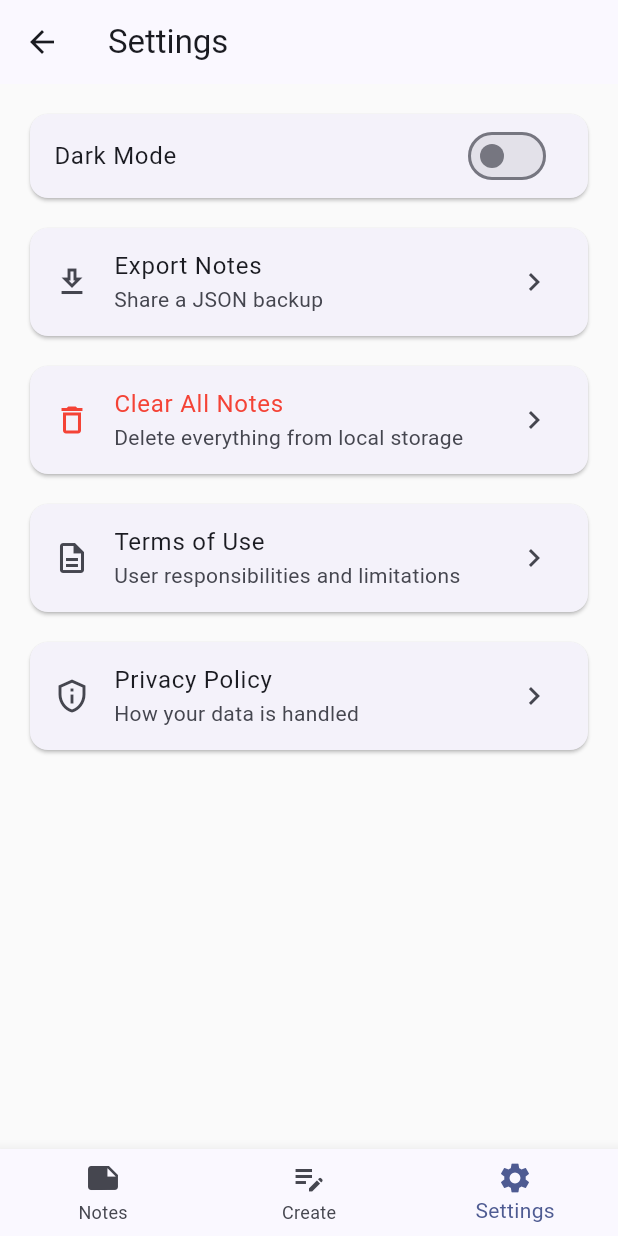
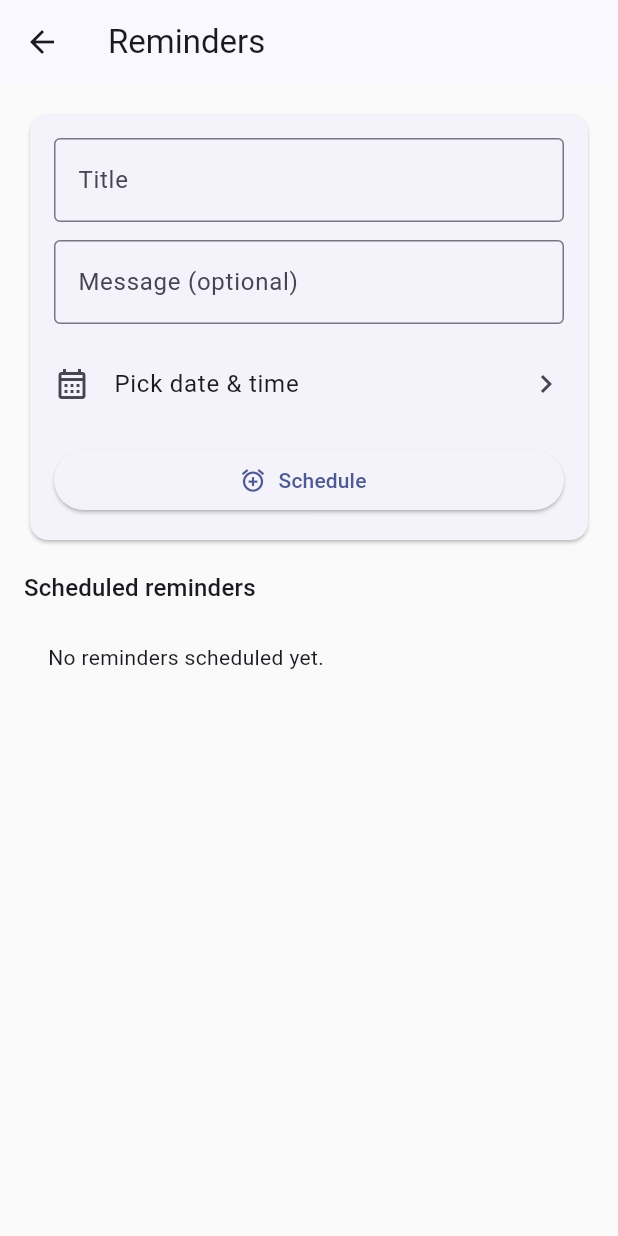
Before and after one commit to JPA-Elite/StickManRunApp, a Flutter app: the screen it shows after launch, item 3 of the bottom bar chosen, on a phone screen of 412 x 824 dp. Run offline on Flutter 3.47's test engine with Material 3 defaults, Android fonts, the phone set to English and light mode, and no system bars; our stand-ins replace file_picker, flutter_local_notifications, flutter_native_timezone, local_auth, open_filex, share_plus and 2 more; missing offline and left inert: flutter_quill.

Commit message:
feat: Implement reminders feature with local notifications and UI integration

```diff
--- a/flutter_app/lib/app/notebook_app.dart
+++ b/flutter_app/lib/app/notebook_app.dart
@@ -3,14 +3,19 @@ import 'package:flutter_localizations/flutter_localizations.dart';
 import 'package:flutter_quill/flutter_quill.dart';
 import 'package:shared_preferences/shared_preferences.dart';
 
+import 'package:timezone/timezone.dart' as tz;
+
 import '../data/notes_repository.dart';
+import '../data/reminders_repository.dart';
 import '../state/theme_controller.dart';
+import '../services/local_notifications_service.dart';
 import '../screens/notes_list_screen.dart';
 import '../screens/create_note_screen.dart';
 import '../screens/note_detail_screen.dart';
 import '../screens/settings_screen.dart';
 import '../screens/privacy_policy_screen.dart';
 import '../screens/terms_of_use_screen.dart';
+import '../screens/reminders_screen.dart';
 
 class NotebookApp extends StatefulWidget {
   const NotebookApp({super.key});
@@ -22,6 +27,7 @@ class NotebookApp extends StatefulWidget {
 class _NotebookAppState extends State<NotebookApp> {
   bool _bootstrapped = false;
   late final NotesRepository _notesRepository;
+  late final RemindersRepository _remindersRepository;
   late final ThemeController _themeController;
 
   @override
@@ -33,10 +39,37 @@ class _NotebookAppState extends State<NotebookApp> {
   Future<void> _bootstrap() async {
     final prefs = await SharedPreferences.getInstance();
     _notesRepository = NotesRepository(prefs: prefs);
+    _remindersRepository = RemindersRepository(prefs: prefs);
     _themeController = ThemeController(prefs: prefs);
 
     // Purge expired scheduled deletes on startup.
     await _notesRepository.purgeExpiredScheduledDeletes();
+
+    // Initialize reminders notifications + reschedule from local storage.
+    final notifications = LocalNotificationsService();
+    await notifications.init();
+    await notifications.requestPermissions();
+
+    await _remindersRepository.purgeExpiredReminders();
+
+    final now = DateTime.now();
+    final reminders = await _remindersRepository.getReminders();
+    for (final r in reminders) {
+      if (r.scheduledAt.isBefore(now)) continue;
+
+      final reminderId = int.tryParse(r.id);
+      if (reminderId == null) continue;
+
+      final scheduled = tz.TZDateTime.from(r.scheduledAt, tz.local);
+
+      await notifications.scheduleOneShot(
+        id: reminderId,
+        title: r.title,
+        body: r.message.isEmpty ? 'Reminder' : r.message,
+        scheduledDate: scheduled,
+        payload: r.id,
+      );
+    }
 
     if (!mounted) return;
     setState(() {
@@ -124,6 +157,16 @@ class _NotebookAppState extends State<NotebookApp> {
               );
             }
 
+            if (settings.name == '/reminders') {
+              return PageRouteBuilder(
+                transitionDuration: Duration.zero,
+                reverseTransitionDuration: Duration.zero,
+                pageBuilder: (context, _, __) => RemindersScreen(
+                  remindersRepository: _remindersRepository,
+                ),
+              );
+            }
+
             if (settings.name == '/note') {
               final id = settings.arguments as String;
               return MaterialPageRoute(
--- /dev/null
+++ b/flutter_app/lib/data/reminders_repository.dart
@@ -0,0 +1,86 @@
+import 'dart:convert';
+import 'dart:io';
+
+import 'package:flutter/foundation.dart';
+import 'package:path_provider/path_provider.dart';
+import 'package:shared_preferences/shared_preferences.dart';
+
+import '../models/reminder.dart';
+
+class RemindersRepository {
+  static const String _remindersKey = 'reminders';
+  static const String _remindersFileName = 'reminders.json';
+
+  final SharedPreferences prefs;
+
+  const RemindersRepository({required this.prefs});
+
+  Future<String?> _readRaw() async {
+    if (kIsWeb) {
+      return prefs.getString(_remindersKey);
+    }
+
+    final dir = await getApplicationDocumentsDirectory();
+    final file = File('${dir.path}/$_remindersFileName');
+    if (!await file.exists()) return null;
+    return file.readAsString();
+  }
+
+  Future<void> _writeRaw(String raw) async {
+    if (kIsWeb) {
+      await prefs.setString(_remindersKey, raw);
+      return;
+    }
+
+    final dir = await getApplicationDocumentsDirectory();
+    final file = File('${dir.path}/$_remindersFileName');
+    await file.writeAsString(raw, flush: true);
+  }
+
+  Future<List<Reminder>> getReminders() async {
+    final raw = await _readRaw();
+    if (raw == null || raw.isEmpty) return const [];
+
+    return Reminder.listFromJsonString(raw);
+  }
+
+  Future<void> saveReminders(List<Reminder> reminders) async {
+    final encoded = Reminder.listToJsonString(reminders);
+    await _writeRaw(encoded);
+  }
+
+  Future<void> addReminder(Reminder reminder) async {
+    final reminders = await getReminders();
+    final updated = [reminder, ...reminders];
+    await saveReminders(updated);
+  }
+
+  Future<void> deleteReminder(String reminderId) async {
+    final reminders = await getReminders();
+    final next =
+        reminders.where((r) => r.id != reminderId).toList(growable: false);
+    await saveReminders(next);
+  }
+
+  /// Removes reminders that are already in the past.
+  /// Returns the number removed.
+  Future<int> purgeExpiredReminders() async {
+    final reminders = await getReminders();
+    final now = DateTime.now();
+
+    final kept = <Reminder>[];
+    var removed = 0;
+
+    for (final r in reminders) {
+      if (r.scheduledAt.isBefore(now)) {
+        removed++;
+      } else {
+        kept.add(r);
+      }
+    }
+
+    if (removed <= 0) return 0;
+    await saveReminders(kept);
+    return removed;
+  }
+}
--- /dev/null
+++ b/flutter_app/lib/models/reminder.dart
@@ -0,0 +1,48 @@
+import 'dart:convert';
+
+class Reminder {
+  final String id;
+  final String title;
+  final String message;
+  final DateTime scheduledAt;
+  final DateTime createdAt;
+
+  const Reminder({
+    required this.id,
+    required this.title,
+    required this.message,
+    required this.scheduledAt,
+    required this.createdAt,
+  });
+
+  Map<String, dynamic> toJson() => {
+        'id': id,
+        'title': title,
+        'message': message,
+        'scheduledAtIso': scheduledAt.toIso8601String(),
+        'createdAtIso': createdAt.toIso8601String(),
+      };
+
+  factory Reminder.fromJson(Map<String, dynamic> json) {
+    return Reminder(
+      id: json['id'] as String,
+      title: (json['title'] as String?) ?? '',
+      message: (json['message'] as String?) ?? '',
+      scheduledAt: DateTime.parse(json['scheduledAtIso'] as String),
+      createdAt: DateTime.parse(json['createdAtIso'] as String),
+    );
+  }
+
+  static List<Reminder> listFromJsonString(String raw) {
+    final decoded = jsonDecode(raw);
+    if (decoded is! List) return const [];
+    return decoded
+        .whereType<Map<String, dynamic>>()
+        .map(Reminder.fromJson)
+        .toList(growable: false);
+  }
+
+  static String listToJsonString(List<Reminder> reminders) {
+    return jsonEncode(reminders.map((r) => r.toJson()).toList());
+  }
+}
--- a/flutter_app/lib/screens/create_note_screen.dart
+++ b/flutter_app/lib/screens/create_note_screen.dart
@@ -238,6 +238,7 @@ class _CreateNoteScreenState extends State<CreateNoteScreen> {
           active: TabRoute.create,
           onNotes: () => Navigator.of(context).pushNamed('/notes'),
           onCreate: () => Navigator.of(context).pushNamed('/create'),
+          onReminders: () => Navigator.of(context).pushNamed('/reminders'),
           onSettings: () => Navigator.of(context).pushNamed('/settings'),
         ),
       ),
--- a/flutter_app/lib/screens/notes_list_screen.dart
+++ b/flutter_app/lib/screens/notes_list_screen.dart
@@ -369,6 +369,7 @@ class _NotesListScreenState extends State<NotesListScreen> {
           active: TabRoute.notes,
           onNotes: () {},
           onCreate: _createAndRefresh,
+          onReminders: () => Navigator.of(context).pushNamed('/reminders'),
           onSettings: () {
             Navigator.of(context).pushNamed('/settings');
           },
--- /dev/null
+++ b/flutter_app/lib/screens/reminders_screen.dart
@@ -0,0 +1,271 @@
+import 'package:flutter/material.dart';
+import 'package:timezone/timezone.dart' as tz;
+
+import '../data/reminders_repository.dart';
+import '../models/reminder.dart';
+import '../services/local_notifications_service.dart';
+
+class RemindersScreen extends StatefulWidget {
+  final RemindersRepository remindersRepository;
+
+  const RemindersScreen({
+    super.key,
+    required this.remindersRepository,
+  });
+
+  @override
+  State<RemindersScreen> createState() => _RemindersScreenState();
+}
+
+class _RemindersScreenState extends State<RemindersScreen> {
+  bool _busy = false;
+  List<Reminder> _reminders = const [];
+
+  final _titleController = TextEditingController();
+  final _messageController = TextEditingController();
+
+  DateTime? _pickedAt;
+
+  @override
+  void initState() {
+    super.initState();
+    _load();
+  }
+
+  @override
+  void dispose() {
+    _titleController.dispose();
+    _messageController.dispose();
+    super.dispose();
+  }
+
+  Future<void> _load() async {
+    setState(() => _busy = true);
+    try {
+      final reminders = await widget.remindersRepository.getReminders();
+      // Show nearest first.
+      reminders.sort((a, b) => a.scheduledAt.compareTo(b.scheduledAt));
+      setState(() => _reminders = reminders);
+    } finally {
+      if (mounted) setState(() => _busy = false);
+    }
+  }
+
+  Future<void> _pickDateTime() async {
+    final now = DateTime.now();
+    final initialDate = _pickedAt ?? now.add(const Duration(minutes: 5));
+
+    final date = await showDatePicker(
+      context: context,
+      initialDate: DateUtils.dateOnly(initialDate),
+      firstDate: DateTime(now.year - 5),
+      lastDate: DateTime(now.year + 10),
+    );
+    if (date == null) return;
+
+    final time = await showTimePicker(
+      context: context,
+      initialTime: TimeOfDay.fromDateTime(initialDate),
+    );
+    if (time == null) return;
+
+    final dt = DateTime(
+      date.year,
+      date.month,
+      date.day,
+      time.hour,
+      time.minute,
+    );
+
+    setState(() => _pickedAt = dt);
+  }
+
+  Future<void> _createReminder() async {
+    final title = _titleController.text.trim();
+    final message = _messageController.text.trim();
+    final pickedAt = _pickedAt;
+
+    if (title.isEmpty) {
+      ScaffoldMessenger.of(context).showSnackBar(
+        const SnackBar(content: Text('Please enter a title')),
+      );
+      return;
+    }
+
+    if (pickedAt == null) {
+      ScaffoldMessenger.of(context).showSnackBar(
+        const SnackBar(content: Text('Please pick a date/time')),
+      );
+      return;
+    }
+
+    if (pickedAt.isBefore(DateTime.now())) {
+      ScaffoldMessenger.of(context).showSnackBar(
+        const SnackBar(content: Text('Pick a future time')),
+      );
+      return;
+    }
+
+    setState(() => _busy = true);
+    try {
+      final now = DateTime.now();
+      final reminderId = now.millisecondsSinceEpoch.toString();
+
+      final reminder = Reminder(
+        id: reminderId,
+        title: title,
+        message: message,
+        scheduledAt: pickedAt,
+        createdAt: now,
+      );
+
+      await widget.remindersRepository.addReminder(reminder);
+
+      // Schedule notification.
+      final service = LocalNotificationsService();
+      await service.init();
+      final location = tz.local;
+      final scheduled = tz.TZDateTime.from(pickedAt, location);
+
+      await service.scheduleOneShot(
+        id: int.parse(reminderId),
+        title: title,
+        body: message.isEmpty ? 'Reminder' : message,
+        scheduledDate: scheduled,
+        payload: reminderId,
+      );
+
+      _titleController.clear();
+      _messageController.clear();
+      setState(() => _pickedAt = null);
+
+      await _load();
+      if (!mounted) return;
+      ScaffoldMessenger.of(context).showSnackBar(
+        const SnackBar(content: Text('Reminder scheduled')),
+      );
+    } catch (e) {
+      if (!mounted) return;
+      ScaffoldMessenger.of(context).showSnackBar(
+        SnackBar(content: Text('Failed to schedule reminder: $e')),
+      );
+    } finally {
+      if (mounted) setState(() => _busy = false);
+    }
+  }
+
+  Future<void> _deleteReminder(Reminder reminder) async {
+    setState(() => _busy = true);
+    try {
+      await widget.remindersRepository.deleteReminder(reminder.id);
+
+      final service = LocalNotificationsService();
+      await service.init();
+      final idInt = int.tryParse(reminder.id);
+      if (idInt != null) {
+        await service.cancel(idInt);
+      }
+
+      await _load();
+    } finally {
+      if (mounted) setState(() => _busy = false);
+    }
+  }
+
+  @override
+  Widget build(BuildContext context) {
+    return Scaffold(
+      appBar: AppBar(
+        title: const Text('Reminders'),
+      ),
+      body: SafeArea(
+        child: ListView(
+          padding: const EdgeInsets.all(16),
+          children: [
+            Card(
+              child: Padding(
+                padding: const EdgeInsets.all(16),
+                child: Column(
+                  children: [
+                    TextField(
+                      controller: _titleController,
+                      decoration: const InputDecoration(
+                        labelText: 'Title',
+                        hintText: 'e.g. Take medicine',
+                        border: OutlineInputBorder(),
+                      ),
+                    ),
+                    const SizedBox(height: 12),
+                    TextField(
+                      controller: _messageController,
+                      decoration: const InputDecoration(
+                        labelText: 'Message (optional)',
+                        hintText: 'e.g. After breakfast',
+                        border: OutlineInputBorder(),
+                      ),
+                      minLines: 1,
+                      maxLines: 3,
+                    ),
+                    const SizedBox(height: 12),
+                    ListTile(
+                      contentPadding: EdgeInsets.zero,
+                      leading: const Icon(Icons.calendar_month_outlined),
+                      title: Text(
+                        _pickedAt == null
+                            ? 'Pick date & time'
+                            : _pickedAt!.toLocal().toString().split('.').first,
+                      ),
+                      trailing: const Icon(Icons.chevron_right),
+                      onTap: _busy ? null : _pickDateTime,
+                    ),
+                    const SizedBox(height: 12),
+                    SizedBox(
+                      width: double.infinity,
+                      child: ElevatedButton.icon(
+                        onPressed: _busy ? null : _createReminder,
+                        icon: const Icon(Icons.alarm_add_outlined),
+                        label: const Text('Schedule'),
+                      ),
+                    ),
+                  ],
+                ),
+              ),
+            ),
+            const SizedBox(height: 16),
+            Text(
+              'Scheduled reminders',
+              style: Theme.of(context).textTheme.titleMedium,
+            ),
+            const SizedBox(height: 8),
+            if (_busy && _reminders.isEmpty)
+              const Center(child: Padding(
+                padding: EdgeInsets.all(16),
+                child: CircularProgressIndicator(),
+              ))
+            else if (_reminders.isEmpty)
+              const Padding(
+                padding: EdgeInsets.all(16),
+                child: Text('No reminders scheduled yet.'),
+              )
+            else
+              for (final r in _reminders)
+                Card(
+                  child: ListTile(
+                    leading: const Icon(Icons.alarm),
+                    title: Text(r.title),
+                    subtitle: Text(
+                      r.scheduledAt.toLocal().toString().split('.').first,
+                    ),
+                    trailing: IconButton(
+                      tooltip: 'Delete reminder',
+                      onPressed: _busy ? null : () => _deleteReminder(r),
+                      icon: const Icon(Icons.delete_outline, color: Colors.red),
+                    ),
+                  ),
+                ),
+          ],
+        ),
+      ),
+    );
+  }
+}
--- a/flutter_app/lib/screens/settings_screen.dart
+++ b/flutter_app/lib/screens/settings_screen.dart
@@ -179,6 +179,7 @@ class _SettingsScreenState extends State<SettingsScreen> {
           active: TabRoute.settings,
           onNotes: () => Navigator.of(context).pushNamed('/notes'),
           onCreate: () => Navigator.of(context).pushNamed('/create'),
+          onReminders: () => Navigator.of(context).pushNamed('/reminders'),
           onSettings: () => Navigator.of(context).pushNamed('/settings'),
         ),
       ),
--- a/flutter_app/lib/widgets/tab_navigation.dart
+++ b/flutter_app/lib/widgets/tab_navigation.dart
@@ -1,11 +1,12 @@
 import 'package:flutter/material.dart';
 
-enum TabRoute { notes, create, settings }
+enum TabRoute { notes, create, reminders, settings }
 
 class TabNavigation extends StatelessWidget {
   final TabRoute active;
   final VoidCallback onNotes;
   final VoidCallback onCreate;
+  final VoidCallback onReminders;
   final VoidCallback onSettings;
 
   const TabNavigation({
@@ -13,6 +14,7 @@ class TabNavigation extends StatelessWidget {
     required this.active,
     required this.onNotes,
     required this.onCreate,
+    required this.onReminders,
     required this.onSettings,
   });
 
@@ -22,8 +24,10 @@ class TabNavigation extends StatelessWidget {
         return 0;
       case TabRoute.create:
         return 1;
+      case TabRoute.reminders:
+        return 2;
       case TabRoute.settings:
-        return 2;
+        return 3;
     }
   }
 
@@ -34,7 +38,8 @@ class TabNavigation extends StatelessWidget {
       onTap: (i) {
         if (i == 0) onNotes();
         if (i == 1) onCreate();
-        if (i == 2) onSettings();
+        if (i == 2) onReminders();
+        if (i == 3) onSettings();
       },
       items: const [
         BottomNavigationBarItem(
@@ -46,14 +51,18 @@ class TabNavigation extends StatelessWidget {
           label: 'Create',
         ),
         BottomNavigationBarItem(
+          icon: Icon(Icons.alarm),
+          label: 'Reminders',
+        ),
+        BottomNavigationBarItem(
           icon: Icon(Icons.settings),
           label: 'Settings',
         ),
       ],
       selectedItemColor: Theme.of(context).colorScheme.primary,
       unselectedItemColor: Theme.of(context).colorScheme.onSurfaceVariant,
-      backgroundColor: Theme.of(context).bottomAppBarTheme.color ??
-          Theme.of(context).colorScheme.surface,
+      backgroundColor:
+          Theme.of(context).bottomAppBarTheme.color ?? Theme.of(context).colorScheme.surface,
       type: BottomNavigationBarType.fixed,
     );
   }
--- a/flutter_app/pubspec.yaml
+++ b/flutter_app/pubspec.yaml
@@ -26,6 +26,11 @@ dependencies:
   path_provider: ^2.1.4
   share_plus: ^10.0.2
 
+  # Local notifications (Reminders)
+  flutter_local_notifications: ^17.2.2
+  timezone: ^0.9.4
+  flutter_native_timezone: ^2.0.0
+
   # Helpers
   intl: ^0.20.2
 
```
Also changed, not shown: flutter_app/lib/services/local_notifications_service.dart (added, +104 -0 lines), flutter_app/pubspec.lock, 2 other files.
